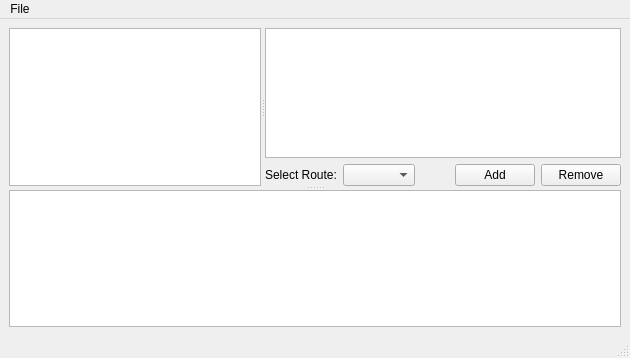
The window that Sem_06/PPO/Lab_02/application/include/ui/MainWindow.ui (lieroz/University) describes before a commit, drawn with Qt 5.
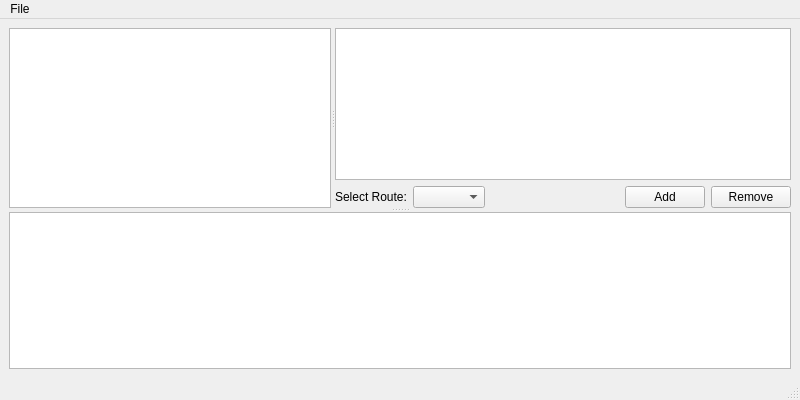
The same window after the commit. Custom widgets are drawn as their Qt base class.

The edit to the form file:
```diff
--- a/Sem_06/PPO/Lab_02/application/include/ui/MainWindow.ui
+++ b/Sem_06/PPO/Lab_02/application/include/ui/MainWindow.ui
@@ -6,8 +6,8 @@
    <rect>
     <x>0</x>
     <y>0</y>
-    <width>630</width>
-    <height>358</height>
+    <width>800</width>
+    <height>400</height>
    </rect>
   </property>
   <property name="windowTitle">
@@ -92,7 +92,7 @@
     <rect>
      <x>0</x>
      <y>0</y>
-     <width>630</width>
+     <width>800</width>
      <height>22</height>
     </rect>
    </property>
```
